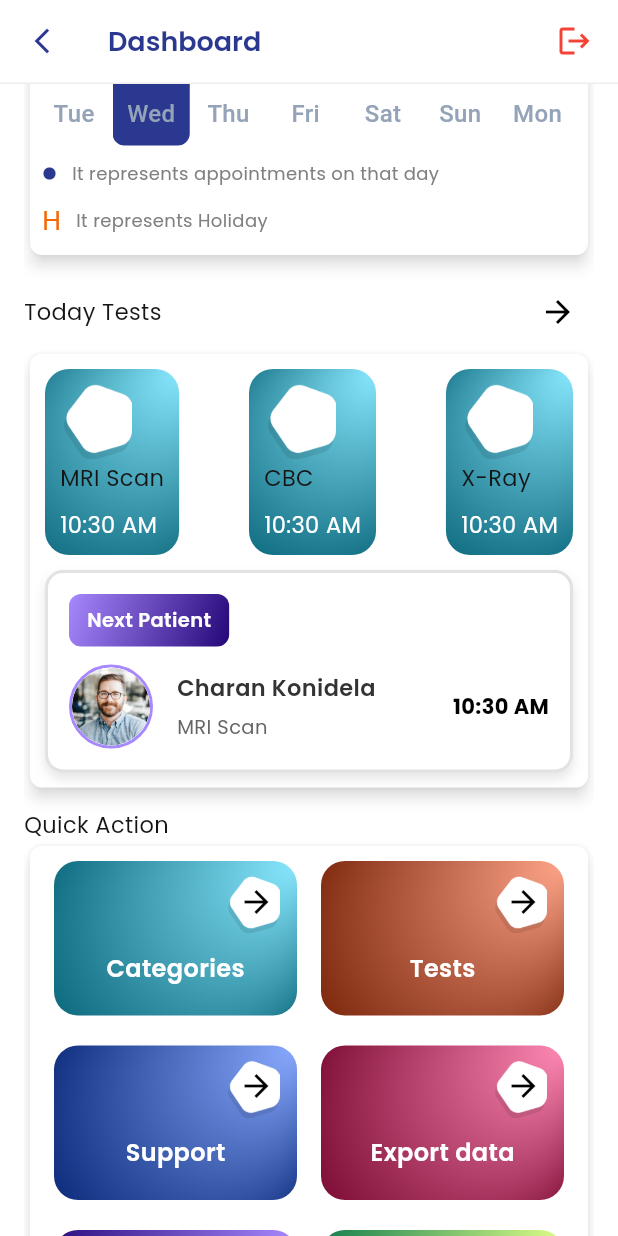
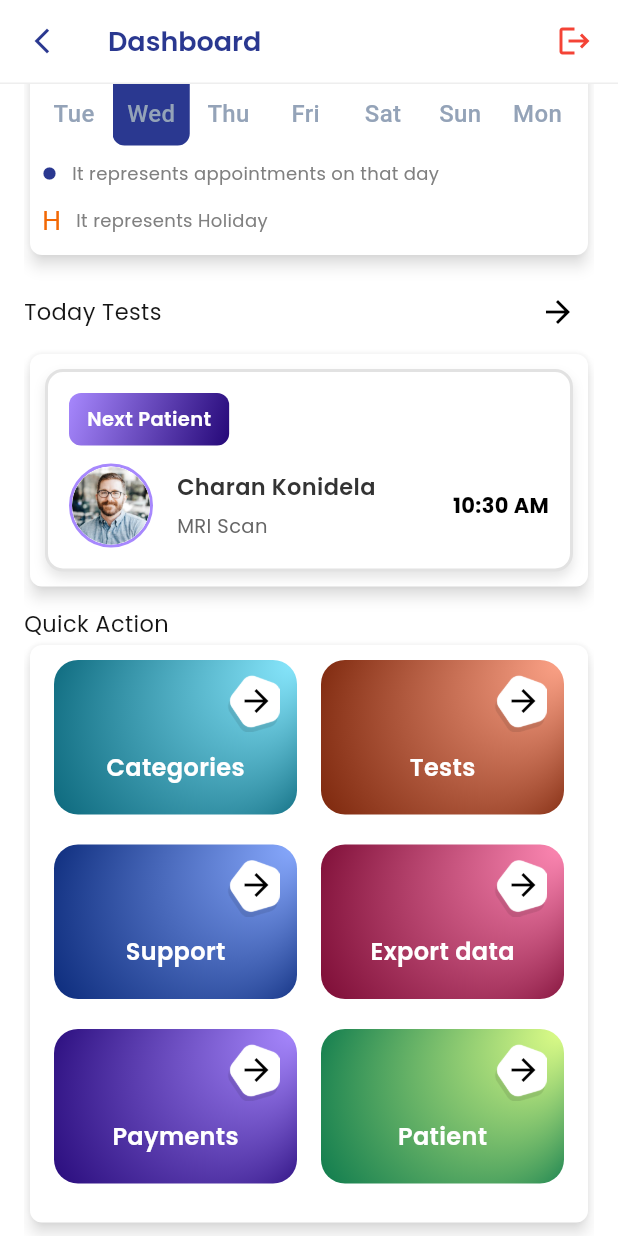
Before and after one commit to MulukanoorVarun/revxvendor, a Flutter app: the VendorDashboard screen opened by its route, scrolled down 576 dp, on a phone screen of 412 x 824 dp. Run offline on Flutter 3.47's test engine with Material 3 defaults, Android fonts, the light colour scheme and no system bars; our stand-ins replace connectivity_plus, device_info_plus, dio, dotted_border, dropdown_button2, equatable and 9 more; accounts and stored records are empty.

Commit message:
committed by charan at 26-03-2025 06:41 PM

```diff
--- a/lib/data/api_routes.dart
+++ b/lib/data/api_routes.dart
@@ -10,4 +10,5 @@ class RemoteUrls {
   static const String vendorAddTests = 'diagnostic-admin/tests';
   static const String vendorGetCategories = 'diagnostic-admin/categories';
   static const String superAdminTests= 'diagnostic-admin/super-tests';
+  static const String vendorGetTestsDetails= 'diagnostic-admin/test-detail';
 }
--- /dev/null
+++ b/lib/logic/cubit/diognostic_get_test_details/diagnostic_get_test_details_cubit.dart
@@ -0,0 +1,24 @@
+import 'package:flutter_bloc/flutter_bloc.dart';
+
+import 'diagnostic_get_test_details_repository.dart';
+import 'diagnostic_get_test_details_state.dart';
+
+class DiagnosticTestDetailsCubit extends Cubit<DiagnosticTestDetailsState> {
+  DiagnosticTestDetailsRepository diagnosticTestDetailsRepository;
+  DiagnosticTestDetailsCubit(this.diagnosticTestDetailsRepository)
+    : super(DiagnosticTestDetailsIntailly());
+
+  Future<void> getTestDetails(id) async {
+    emit(DiagnosticTestDetailsLoading());
+    try {
+      final res = await diagnosticTestDetailsRepository.getTestDetails(id);
+      if (res != null) {
+        emit(DiagnosticTestDetailsLoaded(res));
+      } else {
+        emit(DiagnosticTestDetailsError("${res?.settings?.message?? 'No details found for the given ID'}"));
+      }
+    } catch (e) {
+      emit(DiagnosticTestDetailsError(e.toString()));
+    }
+  }
+}
--- /dev/null
+++ b/lib/logic/cubit/diognostic_get_test_details/diagnostic_get_test_details_repository.dart
@@ -0,0 +1,16 @@
+import 'package:revxvendor/data/VendorRemoteDataSource.dart';
+
+import '../../../Models/VendorGetTestDetailsModel.dart';
+
+abstract class DiagnosticTestDetailsRepository {
+  Future<VendorGetTestDetailsModel?> getTestDetails(id);
+}
+
+class DiagnosticTestDetailsImp extends DiagnosticTestDetailsRepository {
+  VendorRemoteDataSource vendorRemoteDataSource;
+  DiagnosticTestDetailsImp({required this.vendorRemoteDataSource});
+
+  Future<VendorGetTestDetailsModel?> getTestDetails(id) async {
+    return await vendorRemoteDataSource.getVendorTestDetailsApi(id);
+  }
+}
--- a/lib/logic/cubit/diognostic_get_tests/diognostic_getTests_repository.dart
+++ b/lib/logic/cubit/diognostic_get_tests/diognostic_getTests_repository.dart
@@ -3,7 +3,7 @@ import '../../../Models/VendorGetTestsModel.dart';
 import '../../../data/VendorRemoteDataSource.dart';
 
 abstract class DiagnosticTestsRepository {
-  Future<VendorGetTestsModel?> VendorgetTest();
+  Future<VendorGetTestsModel?> VendorgetTest(page);
   Future<SuccessModel?> VendordelateTest(id);
   Future<SuccessModel?> addTest(List<String> testIds);
 }
@@ -16,8 +16,8 @@ class DiagnosticTestsImp implements DiagnosticTestsRepository {
     return await vendorRemoteDataSource.addTestApi(testIds);
   }
   @override
-  Future<VendorGetTestsModel?> VendorgetTest() async {
-    return await vendorRemoteDataSource.DiagnosticgetTests();
+  Future<VendorGetTestsModel?> VendorgetTest(page) async {
+    return await vendorRemoteDataSource.DiagnosticgetTests(page);
   }
 
   @override
--- a/lib/presentation/VendorDashBoard.dart
+++ b/lib/presentation/VendorDashBoard.dart
@@ -452,147 +452,147 @@ class _VendorDashboardState extends State<VendorDashboard> {
                   child: Column(
                     crossAxisAlignment: CrossAxisAlignment.start,
                     children: [
-                      Row(
-                        mainAxisAlignment: MainAxisAlignment.spaceBetween,
-                        children: [
-                          Container(
-                            padding: EdgeInsets.symmetric(
-                              horizontal: 10,
-                              vertical: 10,
-                            ),
-                            decoration: BoxDecoration(
-                              borderRadius: BorderRadius.circular(16),
-                              gradient: RadialGradient(
-                                colors: [Color(0xFF88E7FD), Color(0xFF086478)],
-                                focal: Alignment.topRight,
-                                radius: 1.0,
-                              ),
-                            ),
-                            child: Column(
-                              crossAxisAlignment: CrossAxisAlignment.start,
-                              children: [
-                                Image.asset(
-                                  'assets/polygon.png',
-                                  fit: BoxFit.contain,
-                                  width: 50,
-                                  height: 50,
-                                ),
-                                SizedBox(height: 2),
-                                Text(
-                                  'MRI Scan',
-                                  style: TextStyle(
-                                    color: Color(0xff151515),
-                                    fontFamily: 'Poppins',
-                                    fontWeight: FontWeight.w500,
-                                    fontSize: 15,
-                                  ),
-                                ),
-                                SizedBox(height: 10),
-                                Text(
-                                  '10:30 AM',
-                                  style: TextStyle(
-                                    color: Color(0xffFFFFFF),
-                                    fontFamily: 'Poppins',
-                                    fontWeight: FontWeight.w500,
-                                    fontSize: 15,
-                                  ),
-                                ),
-                              ],
-                            ),
-                          ),
-                          Container(
-                            padding: EdgeInsets.symmetric(
-                              horizontal: 10,
-                              vertical: 10,
-                            ),
-                            decoration: BoxDecoration(
-                              borderRadius: BorderRadius.circular(16),
-                              gradient: RadialGradient(
-                                colors: [Color(0xFF88E7FD), Color(0xFF086478)],
-                                focal: Alignment.topRight,
-                                radius: 1.0,
-                              ),
-                            ),
-                            child: Column(
-                              crossAxisAlignment: CrossAxisAlignment.start,
-                              children: [
-                                Image.asset(
-                                  'assets/polygon.png',
-                                  fit: BoxFit.contain,
-                                  width: 50,
-                                  height: 50,
-                                ),
-                                SizedBox(height: 2),
-                                Text(
-                                  'CBC',
-                                  style: TextStyle(
-                                    color: Color(0xff151515),
-                                    fontFamily: 'Poppins',
-                                    fontWeight: FontWeight.w500,
-                                    fontSize: 15,
-                                  ),
-                                ),
-                                SizedBox(height: 10),
-                                Text(
-                                  '10:30 AM',
-                                  style: TextStyle(
-                                    color: Color(0xffFFFFFF),
-                                    fontFamily: 'Poppins',
-                                    fontWeight: FontWeight.w500,
-                                    fontSize: 15,
-                                  ),
-                                ),
-                              ],
-                            ),
-                          ),
-                          Container(
-                            padding: EdgeInsets.symmetric(
-                              horizontal: 10,
-                              vertical: 10,
-                            ),
-                            decoration: BoxDecoration(
-                              borderRadius: BorderRadius.circular(16),
-                              gradient: RadialGradient(
-                                colors: [Color(0xFF88E7FD), Color(0xFF086478)],
-                                focal: Alignment.topRight,
-                                radius: 1.0,
-                              ),
-                            ),
-                            child: Column(
-                              crossAxisAlignment: CrossAxisAlignment.start,
-                              children: [
-                                Image.asset(
-                                  'assets/polygon.png',
-                                  fit: BoxFit.contain,
-                                  width: 50,
-                                  height: 50,
-                                ),
-                                SizedBox(height: 2),
-                                Text(
-                                  'X-Ray',
-                                  style: TextStyle(
-                                    color: Color(0xff151515),
-                                    fontFamily: 'Poppins',
-                                    fontWeight: FontWeight.w500,
-                                    fontSize: 15,
-                                  ),
-                                ),
-                                SizedBox(height: 10),
-                                Text(
-                                  '10:30 AM',
-                                  style: TextStyle(
-                                    color: Color(0xffFFFFFF),
-                                    fontFamily: 'Poppins',
-                                    fontWeight: FontWeight.w500,
-                                    fontSize: 15,
-                                  ),
-                                ),
-                              ],
-                            ),
-                          ),
-                        ],
-                      ),
-                      SizedBox(height: 10),
+                      // Row(
+                      //   mainAxisAlignment: MainAxisAlignment.spaceBetween,
+                      //   children: [
+                      //     Container(
+                      //       padding: EdgeInsets.symmetric(
+                      //         horizontal: 10,
+                      //         vertical: 10,
+                      //       ),
+                      //       decoration: BoxDecoration(
+                      //         borderRadius: BorderRadius.circular(16),
+                      //         gradient: RadialGradient(
+                      //           colors: [Color(0xFF88E7FD), Color(0xFF086478)],
+                      //           focal: Alignment.topRight,
+                      //           radius: 1.0,
+                      //         ),
+                      //       ),
+                      //       child: Column(
+                      //         crossAxisAlignment: CrossAxisAlignment.start,
+                      //         children: [
+                      //           Image.asset(
+                      //             'assets/polygon.png',
+                      //             fit: BoxFit.contain,
+                      //             width: 50,
+                      //             height: 50,
+                      //           ),
+                      //           SizedBox(height: 2),
+                      //           Text(
+                      //             'MRI Scan',
+                      //             style: TextStyle(
+                      //               color: Color(0xff151515),
+                      //               fontFamily: 'Poppins',
+                      //               fontWeight: FontWeight.w500,
+                      //               fontSize: 15,
+                      //             ),
+                      //           ),
+                      //           SizedBox(height: 10),
+                      //           Text(
+                      //             '10:30 AM',
+                      //             style: TextStyle(
+                      //               color: Color(0xffFFFFFF),
+                      //               fontFamily: 'Poppins',
+                      //               fontWeight: FontWeight.w500,
+                      //               fontSize: 15,
+                      //             ),
+                      //           ),
+                      //         ],
+                      //       ),
+                      //     ),
+                      //     Container(
+                      //       padding: EdgeInsets.symmetric(
+                      //         horizontal: 10,
+                      //         vertical: 10,
+                      //       ),
+                      //       decoration: BoxDecoration(
+                      //         borderRadius: BorderRadius.circular(16),
+                      //         gradient: RadialGradient(
+                      //           colors: [Color(0xFF88E7FD), Color(0xFF086478)],
+                      //           focal: Alignment.topRight,
+                      //           radius: 1.0,
+                      //         ),
+                      //       ),
+                      //       child: Column(
+                      //         crossAxisAlignment: CrossAxisAlignment.start,
+                      //         children: [
+                      //           Image.asset(
+                      //             'assets/polygon.png',
+                      //             fit: BoxFit.contain,
+                      //             width: 50,
+                      //             height: 50,
+                      //           ),
+                      //           SizedBox(height: 2),
+                      //           Text(
+                      //             'CBC',
+                      //             style: TextStyle(
+                      //               color: Color(0xff151515),
+                      //               fontFamily: 'Poppins',
+                      //               fontWeight: FontWeight.w500,
+                      //               fontSize: 15,
+                      //             ),
+                      //           ),
+                      //           SizedBox(height: 10),
+                      //           Text(
+                      //             '10:30 AM',
+                      //             style: TextStyle(
+                      //               color: Color(0xffFFFFFF),
+                      //               fontFamily: 'Poppins',
+                      //               fontWeight: FontWeight.w500,
+                      //               fontSize: 15,
+                      //             ),
+                      //           ),
+                      //         ],
+                      //       ),
+                      //     ),
+                      //     Container(
+                      //       padding: EdgeInsets.symmetric(
+                      //         horizontal: 10,
+                      //         vertical: 10,
+                      //       ),
+                      //       decoration: BoxDecoration(
+                      //         borderRadius: BorderRadius.circular(16),
+                      //         gradient: RadialGradient(
+                      //           colors: [Color(0xFF88E7FD), Color(0xFF086478)],
+                      //           focal: Alignment.topRight,
+                      //           radius: 1.0,
+                      //         ),
+                      //       ),
+                      //       child: Column(
+                      //         crossAxisAlignment: CrossAxisAlignment.start,
+                      //         children: [
+                      //           Image.asset(
+                      //             'assets/polygon.png',
+                      //             fit: BoxFit.contain,
+                      //             width: 50,
+                      //             height: 50,
+                      //           ),
+                      //           SizedBox(height: 2),
+                      //           Text(
+                      //             'X-Ray',
+                      //             style: TextStyle(
+                      //               color: Color(0xff151515),
+                      //               fontFamily: 'Poppins',
+                      //               fontWeight: FontWeight.w500,
+                      //               fontSize: 15,
+                      //             ),
+                      //           ),
+                      //           SizedBox(height: 10),
+                      //           Text(
+                      //             '10:30 AM',
+                      //             style: TextStyle(
+                      //               color: Color(0xffFFFFFF),
+                      //               fontFamily: 'Poppins',
+                      //               fontWeight: FontWeight.w500,
+                      //               fontSize: 15,
+                      //             ),
+                      //           ),
+                      //         ],
+                      //       ),
+                      //     ),
+                      //   ],
+                      // ),
+                      // SizedBox(height: 10),
                       Container(
                         width: w,
                         padding: EdgeInsets.all(14),
--- a/lib/routes.dart
+++ b/lib/routes.dart
@@ -1,3 +1,5 @@
+import 'dart:io';
+import 'package:flutter/cupertino.dart';
 import 'package:go_router/go_router.dart';
 import 'package:revxvendor/presentation/Appointment.dart';
 import 'package:revxvendor/presentation/ApprovalPending.dart';
@@ -9,26 +11,116 @@ import 'package:revxvendor/presentation/PatientsList/PatientDetails.dart';
 import 'package:revxvendor/presentation/PatientsList/Patients.dart';
 import 'package:revxvendor/presentation/Splash.dart';
 import 'package:revxvendor/presentation/Test/AddTestsProvided.dart';
+import 'package:revxvendor/presentation/Test/TestDetails.dart';
 import 'package:revxvendor/presentation/Test/VendorTest.dart';
 import 'package:revxvendor/presentation/VendorDashBoard.dart';
 import 'package:revxvendor/presentation/VendorRegisterScreen.dart';
 
 import 'Utils/NoInternet.dart';
 
-final GoRouter goRouter = GoRouter(initialLocation: '/',routes: [
-  GoRoute(path: '/', builder: (context, state) => Splash()),
-  GoRoute(path: '/login',builder: (context, state) => LogInWithEmail(),),
-  GoRoute(path: '/vendor_dashboard',builder: (context, state) => VendorDashboard(),),
-  GoRoute(path: '/appointments',builder: (context, state) => Appointments(),),
-  GoRoute(path: '/category_list',builder: (context, state) => CatagoryList(),),
-  GoRoute(path: '/vendor_test',builder: (context, state) => VendorTest(),),
-  GoRoute(path: '/patients',builder: (context, state) => Patients(),),
-  GoRoute(path: '/create_new_category',builder: (context, state) => CreateNewCategory(),),
-  GoRoute(path: '/vendor_register_screen',builder: (context, state) => VendorRegisterScreen(),),
-  GoRoute(path: '/no_internet',builder: (context, state) => NoInternetWidget(),),
-  GoRoute(path: '/add_tests_provided',builder: (context, state) => Addtestsprovided(),),
-  GoRoute(path: '/vendor_category',builder: (context, state) => VendorCatagory(),),
-  GoRoute(path: '/approval_pending',builder: (context, state) => ApprovalPending(),),
-  GoRoute(path: '/patient_details',builder: (context, state) => PateintDetails(),),
+final GoRouter goRouter = GoRouter(
+  initialLocation: '/',
+  routes: [
+    GoRoute(
+      path: '/',
+      pageBuilder:
+          (context, state) => buildSlideTransitionPage(Splash(), state),
+    ),
+    GoRoute(
+      path: '/login',
+      pageBuilder:
+          (context, state) => buildSlideTransitionPage(LogInWithEmail(), state),
+    ),
+    GoRoute(
+      path: '/vendor_dashboard',
+      pageBuilder:
+          (context, state) =>
+              buildSlideTransitionPage(VendorDashboard(), state),
+    ),
+    GoRoute(
+      path: '/appointments',
+      pageBuilder:
+          (context, state) => buildSlideTransitionPage(Appointments(), state),
+    ),
+    GoRoute(
+      path: '/category_list',
+      pageBuilder:
+          (context, state) => buildSlideTransitionPage(CatagoryList(), state),
+    ),
+    GoRoute(
+      path: '/vendor_test',
+      pageBuilder:
+          (context, state) => buildSlideTransitionPage(VendorTest(), state),
+    ),
+    GoRoute(
+      path: '/patients',
+      pageBuilder:
+          (context, state) => buildSlideTransitionPage(Patients(), state),
+    ),
+    GoRoute(
+      path: '/create_new_category',
+      pageBuilder:
+          (context, state) =>
+              buildSlideTransitionPage(CreateNewCategory(), state),
+    ),
+    GoRoute(
+      path: '/vendor_register_screen',
+      pageBuilder:
+          (context, state) =>
+              buildSlideTransitionPage(VendorRegisterScreen(), state),
+    ),
+    GoRoute(
+      path: '/no_internet',
+      pageBuilder:
+          (context, state) =>
+              buildSlideTransitionPage(NoInternetWidget(), state),
+    ),
+    GoRoute(
+      path: '/add_tests_provided',
+      pageBuilder:
+          (context, state) =>
+              buildSlideTransitionPage(Addtestsprovided(), state),
+    ),
+    GoRoute(
+      path: '/vendor_category',
+      pageBuilder:
+          (context, state) => buildSlideTransitionPage(VendorCatagory(), state),
+    ),
+    GoRoute(
+      path: '/approval_pending',
+      pageBuilder:
+          (context, state) =>
+              buildSlideTransitionPage(ApprovalPending(), state),
+    ),
+    GoRoute(
+      path: '/patient_details',
+      pageBuilder:
+          (context, state) => buildSlideTransitionPage(PateintDetails(), state),
+    ),
+    GoRoute(
+      path: '/test_details',
+      pageBuilder: (context, state) {
+        final id=state.uri.queryParameters['id']??"";
+        return buildSlideTransitionPage(VendorTestDetails(id: id,), state);
+      },
+    ),
+  ],
+);
 
-]);
+Page<dynamic> buildSlideTransitionPage(Widget child, GoRouterState state) {
+  if (Platform.isIOS) {
+    return CupertinoPage(key: state.pageKey, child: child);
+  }
+  return CustomTransitionPage(
+    key: state.pageKey,
+    child: child,
+    transitionsBuilder: (context, animation, secondaryAnimation, child) {
+      const begin = Offset(1.0, 0.0);
+      const end = Offset.zero;
+      const curve = Curves.easeInOut;
+      var tween = Tween(begin: begin, end: end).chain(CurveTween(curve: curve));
+      var offsetAnimation = animation.drive(tween);
+      return SlideTransition(position: offsetAnimation, child: child);
+    },
+  );
+}
--- a/lib/state_injector.dart
+++ b/lib/state_injector.dart
@@ -6,6 +6,8 @@ import 'package:revxvendor/logic/cubit/super_admin_tests/super_admin_tests_repos
 import 'data/VendorRemoteDataSource.dart';
 import 'logic/cubit/diognostic_categories/diognostic_get_categories_cubit.dart';
 import 'logic/cubit/diognostic_categories/diognostic_get_category_repository.dart';
+import 'logic/cubit/diognostic_get_test_details/diagnostic_get_test_details_cubit.dart';
+import 'logic/cubit/diognostic_get_test_details/diagnostic_get_test_details_repository.dart';
 import 'logic/cubit/diognostic_get_tests/diognostic_getTests_cubit.dart';
 import 'logic/cubit/diognostic_get_tests/diognostic_getTests_repository.dart';
 import 'logic/cubit/diognostic_register/register_cubit.dart';
@@ -37,6 +39,12 @@ class StateInjector {
     RepositoryProvider<SuperAdminTestRepository>(
       create:
           (context) => SuperAdminTestRepositoryImpl(
+            vendorRemoteDataSource: context.read(),
+          ),
+    ),
+    RepositoryProvider<DiagnosticTestDetailsRepository>(
+      create:
+          (context) => DiagnosticTestDetailsImp(
             vendorRemoteDataSource: context.read(),
           ),
     ),
@@ -72,5 +80,10 @@ class StateInjector {
           (context) =>
               SuperAdminTestsCubit(context.read<SuperAdminTestRepository>()),
     ),
+    BlocProvider<DiagnosticTestDetailsCubit>(
+      create:
+          (context) =>
+              DiagnosticTestDetailsCubit(context.read<DiagnosticTestDetailsRepository>()),
+    ),
   ];
 }
--- a/pubspec.yaml
+++ b/pubspec.yaml
@@ -54,6 +54,7 @@ dependencies:
   flutter_touch_ripple: ^2.6.0
   image_picker: ^1.1.2
   go_router: ^14.8.0
+  flutter_html: ^3.0.0-beta.2
 
 
 dev_dependencies:
```
Also changed, not shown: lib/Models/VendorGetTestDetailsModel.dart (added, +157 -0 lines), lib/data/VendorRemoteDataSource.dart (+20 -3 lines), lib/logic/cubit/diognostic_get_test_details/diagnostic_get_test_details_state.dart (added, +20 -0 lines), lib/logic/cubit/diognostic_get_tests/diognostic_getTests_cubit.dart (+33 -4 lines), lib/logic/cubit/diognostic_get_tests/diognostic_getTests_state.dart (+21 -4 lines), assets/ForkKnife.png (added), assets/TestTube.png (added), assets/file.png (added), pubspec.lock, 2 other files.
